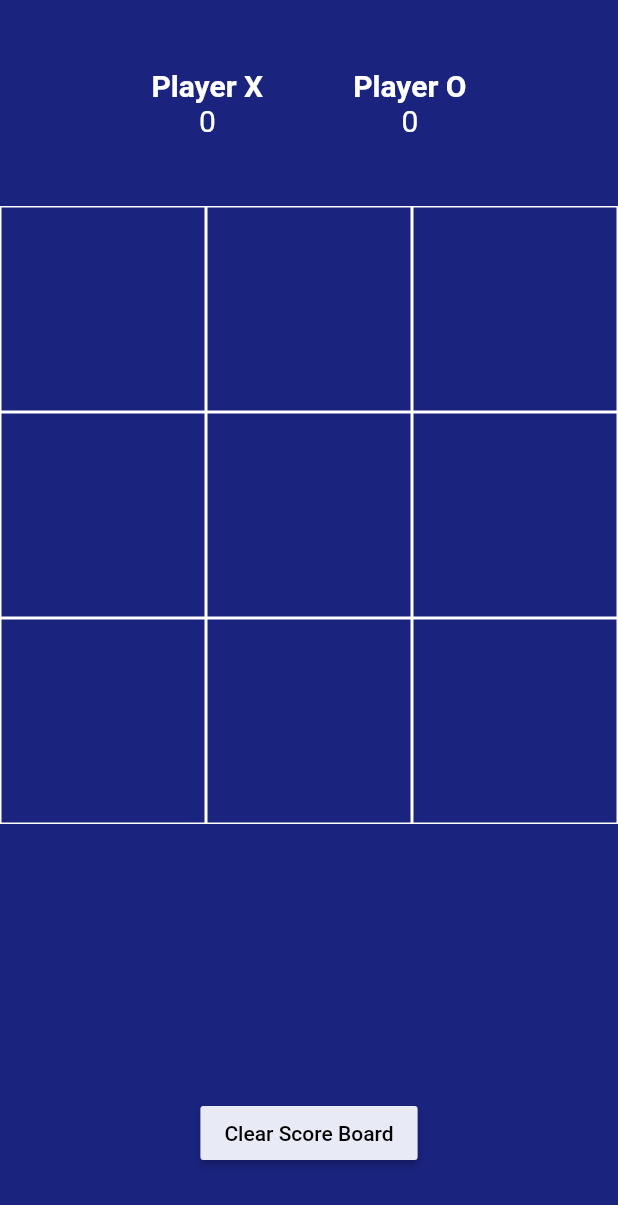
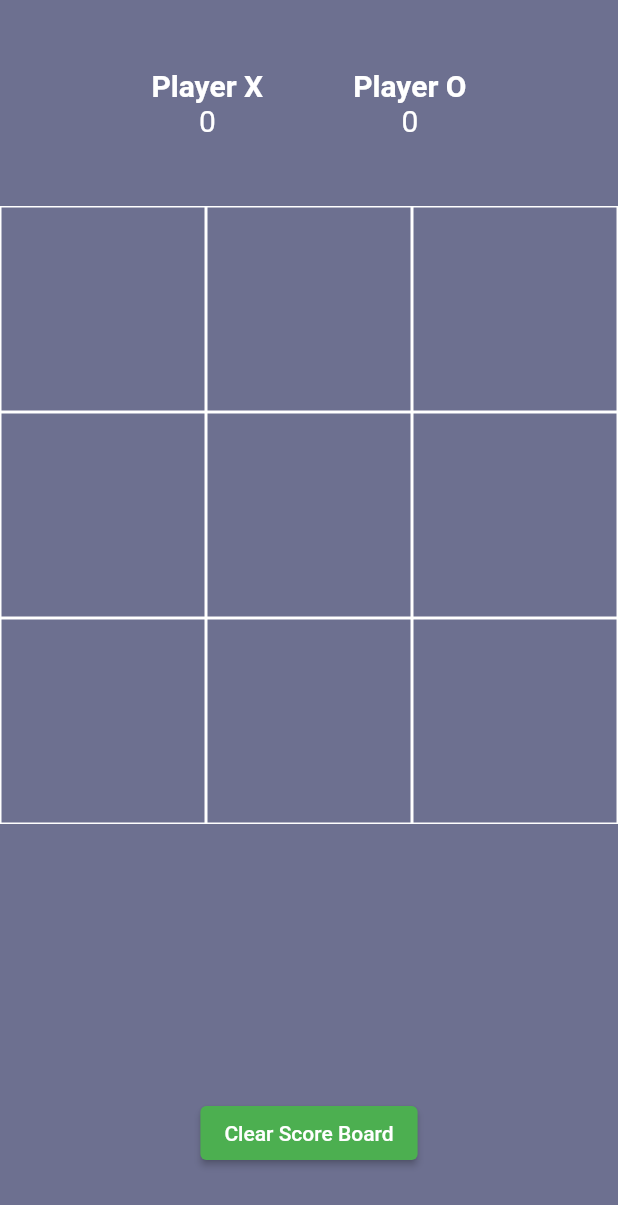
Before and after one commit to ADILAYOUB/100_flutter_challange, a Flutter app: the screen it shows after launch, on a phone screen of 412 x 824 dp. Shown: the top 1205 px of the screen. Run offline on Flutter 3.47's test engine with Material 2 defaults, Android fonts, the phone set to English and light mode, and no system bars; our stand-ins replace math_expressions.

Commit message:
update with new projects heads

```diff
--- a/lib/Tic_Tac_Toe Nineth/home_Screen.dart
+++ b/lib/Tic_Tac_Toe Nineth/home_Screen.dart
@@ -1,6 +1,6 @@
 import 'package:flutter/material.dart';
-import 'package:flutter/cupertino.dart';
 import 'constants.dart';
+
 class ticScreen extends StatefulWidget {
   const ticScreen({Key? key}) : super(key: key);
 
@@ -12,11 +12,10 @@ class _ticScreenState extends State<ticScreen> {
   @override
   Widget build(BuildContext context) {
     return Scaffold(
-      backgroundColor: Colors.indigo[900],
+      backgroundColor: const Color.fromARGB(255, 109, 112, 144),
       body: Column(
         children: <Widget>[
           Expanded(
-            child: Container(
             child: Row(
               mainAxisAlignment: MainAxisAlignment.center,
               children: <Widget>[
@@ -27,13 +26,15 @@ class _ticScreenState extends State<ticScreen> {
                     children: <Widget>[
                       const Text(
                         'Player X',
-                          style: TextStyle(fontSize: 20,
+                        style: TextStyle(
+                            fontSize: 20,
                             fontWeight: FontWeight.bold,
                             color: Colors.white),
                       ),
                       Text(
                         xScore.toString(),
-                          style:const TextStyle(fontSize: 20,color: Colors.white),
+                        style:
+                            const TextStyle(fontSize: 20, color: Colors.white),
                       ),
                     ],
                   ),
@@ -43,19 +44,20 @@ class _ticScreenState extends State<ticScreen> {
                   child: Column(
                     mainAxisAlignment: MainAxisAlignment.center,
                     children: <Widget>[
-                        const Text('Player O', style: TextStyle(fontSize: 20,
+                      const Text('Player O',
+                          style: TextStyle(
+                              fontSize: 20,
                               fontWeight: FontWeight.bold,
-                            color: Colors.white)
-                        ),
+                              color: Colors.white)),
                       Text(
                         oScore.toString(),
-                          style: const TextStyle(fontSize: 20,color: Colors.white),
+                        style:
+                            const TextStyle(fontSize: 20, color: Colors.white),
                       ),
                     ],
                   ),
                 ),
               ],
-              ),
             ),
           ),
           Expanded(
@@ -75,7 +77,8 @@ class _ticScreenState extends State<ticScreen> {
                       child: Center(
                         child: Text(
                           displayElements[index],
-                          style: const TextStyle(color: Colors.white, fontSize: 35),
+                          style: const TextStyle(
+                              color: Colors.white, fontSize: 35),
                         ),
                       ),
                     ),
@@ -86,11 +89,13 @@ class _ticScreenState extends State<ticScreen> {
               child: Row(
             mainAxisAlignment: MainAxisAlignment.center,
             children: <Widget>[
-                  RaisedButton(
-                    color: Colors.indigo[50],
-                    textColor: Colors.black,
+              ElevatedButton(
+                style: ButtonStyle(
+                  backgroundColor:
+                      MaterialStateProperty.all<Color>(Colors.green),
+                ),
                 onPressed: _clearScoreBoard,
-                    child: Text("Clear Score Board"),
+                child: const Text("Clear Score Board"),
               ),
             ],
           ))
@@ -115,7 +120,6 @@ class _ticScreenState extends State<ticScreen> {
   }
 
   void _checkWinner() {
-
     // Checking rows
     if (displayElements[0] == displayElements[1] &&
         displayElements[0] == displayElements[2] &&
@@ -173,8 +177,8 @@ class _ticScreenState extends State<ticScreen> {
           return AlertDialog(
             title: Text("\" " + winner + " \" is Winner!!!"),
             actions: [
-              FlatButton(
-                child: Text("Play Again"),
+              TextButton(
+                child: const Text("Play Again"),
                 onPressed: () {
                   _clearBoard();
                   Navigator.of(context).pop();
@@ -197,10 +201,10 @@ class _ticScreenState extends State<ticScreen> {
         context: context,
         builder: (BuildContext context) {
           return AlertDialog(
-            title: Text("Draw"),
+            title: const Text("Draw"),
             actions: [
-              FlatButton(
-                child: Text("Play Again"),
+              TextButton(
+                child: const Text("Play Again"),
                 onPressed: () {
                   _clearBoard();
                   Navigator.of(context).pop();
```
Lines whose indentation alone changed are shown as unchanged.
